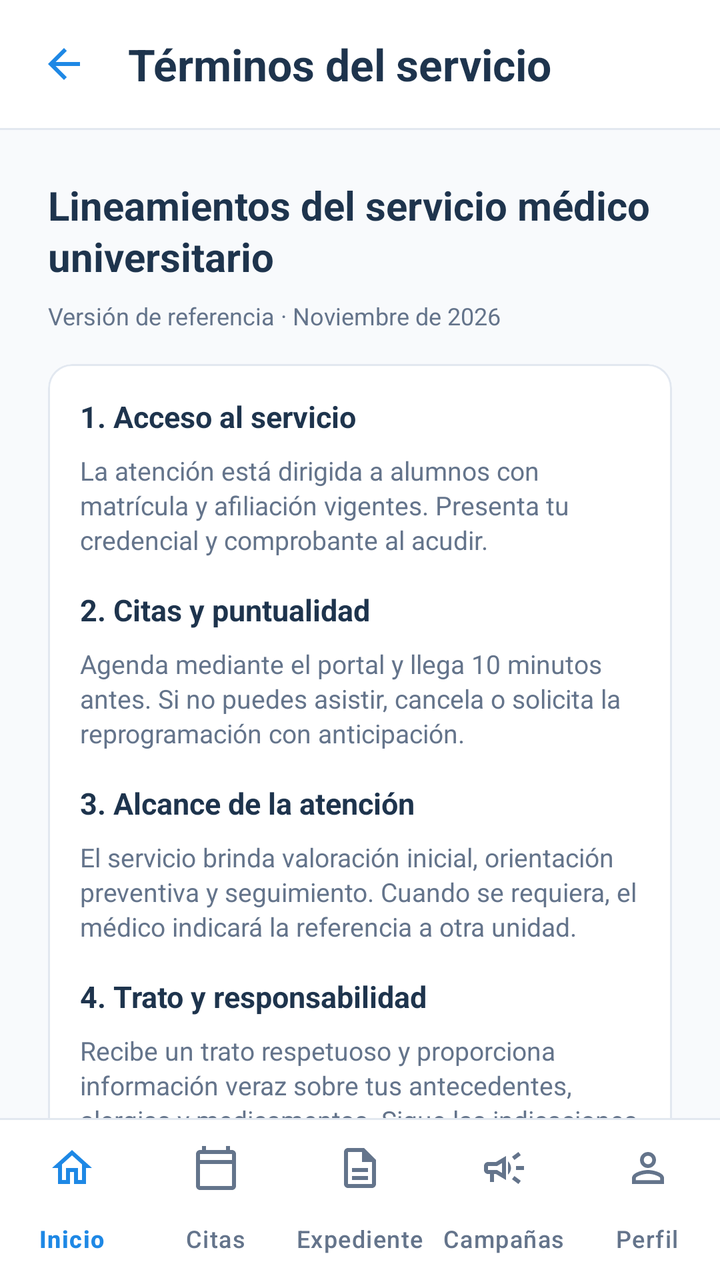
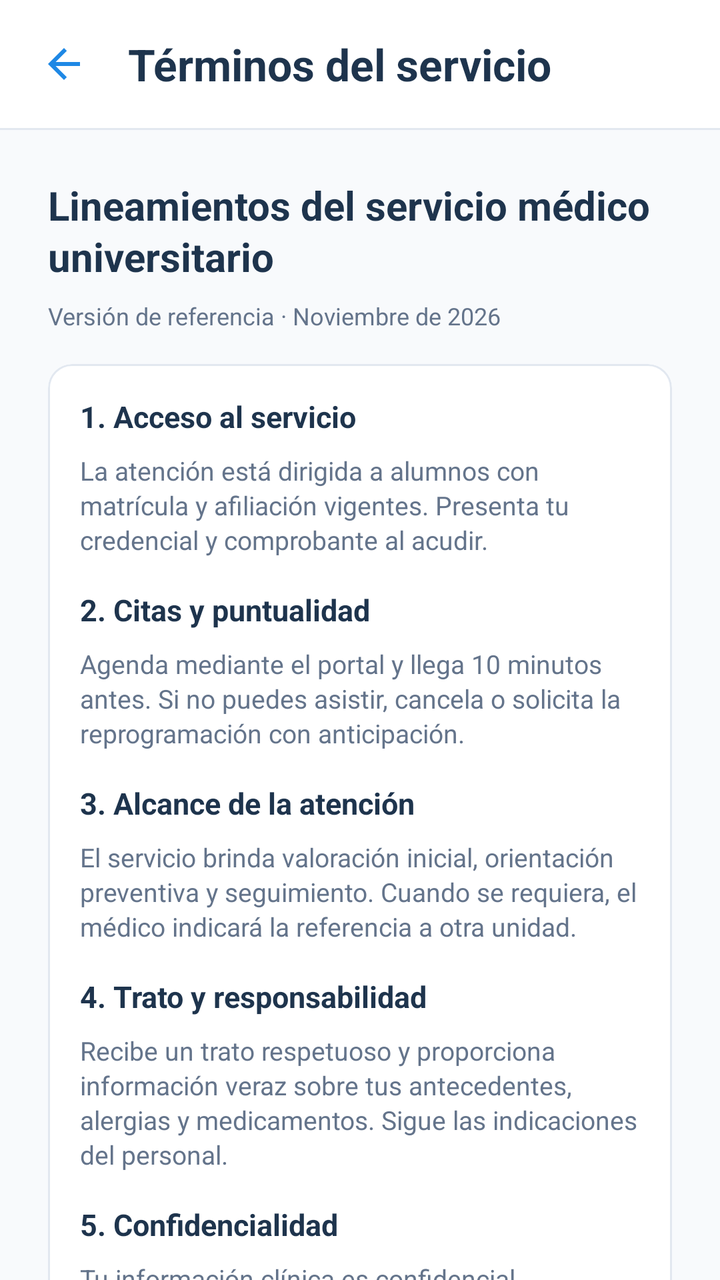

Two renders of the same Android screen: before a commit and after it. Below are the layout's source before the change and the commit's diff.
<!-- AndroidManifest.xml: application theme Theme.Servicios_medicos -->
<!-- res/layout/activity_terminos_c.xml -->
<?xml version="1.0" encoding="utf-8"?>
<androidx.constraintlayout.widget.ConstraintLayout xmlns:android="http://schemas.android.com/apk/res/android"
    xmlns:app="http://schemas.android.com/apk/res-auto"
    xmlns:tools="http://schemas.android.com/tools"
    android:id="@+id/main"
    android:layout_width="match_parent"
    android:layout_height="match_parent"
    android:background="@color/color_fondo_secundario"
    tools:context=".vista.TerminosActivityC">

    
    <androidx.constraintlayout.widget.ConstraintLayout
        android:id="@+id/clEncabezado"
        android:layout_width="0dp"
        android:layout_height="wrap_content"
        android:background="@color/color_fondo"
        android:minHeight="64dp"
        android:paddingStart="8dp"
        android:paddingTop="8dp"
        android:paddingEnd="8dp"
        android:paddingBottom="8dp"
        app:layout_constraintEnd_toEndOf="parent"
        app:layout_constraintStart_toStartOf="parent"
        app:layout_constraintTop_toTopOf="parent">

        <ImageButton
            android:id="@+id/ibRegresar"
            android:layout_width="48dp"
            android:layout_height="48dp"
            android:background="?attr/selectableItemBackgroundBorderless"
            android:contentDescription="@string/comun_cd_regresar"
            android:src="@drawable/ic_flecha_atras"
            app:layout_constraintBottom_toBottomOf="parent"
            app:layout_constraintStart_toStartOf="parent"
            app:layout_constraintTop_toTopOf="parent"
            app:tint="@color/color_enlace" />

        <TextView
            android:id="@+id/tvTitulo"
            android:layout_width="0dp"
            android:layout_height="wrap_content"
            android:layout_marginStart="8dp"
            android:layout_marginEnd="8dp"
            android:ellipsize="end"
            android:maxLines="1"
            android:text="@string/terminos_titulo"
            android:textColor="@color/color_texto_principal"
            android:textSize="22sp"
            android:textStyle="bold"
            app:layout_constraintBottom_toBottomOf="parent"
            app:layout_constraintEnd_toEndOf="parent"
            app:layout_constraintStart_toEndOf="@id/ibRegresar"
            app:layout_constraintTop_toTopOf="parent" />

    </androidx.constraintlayout.widget.ConstraintLayout>

    <View
        android:id="@+id/vDivisorEncabezado"
        android:layout_width="0dp"
        android:layout_height="1dp"
        android:background="@color/color_borde"
        app:layout_constraintEnd_toEndOf="parent"
        app:layout_constraintStart_toStartOf="parent"
        app:layout_constraintTop_toBottomOf="@id/clEncabezado" />

    
    <androidx.core.widget.NestedScrollView
        android:id="@+id/nsvContenido"
        android:layout_width="0dp"
        android:layout_height="0dp"
        android:fillViewport="true"
        android:overScrollMode="never"
        app:layout_constraintBottom_toTopOf="@id/vDivisorNavegacion"
        app:layout_constraintEnd_toEndOf="parent"
        app:layout_constraintStart_toStartOf="parent"
        app:layout_constraintTop_toBottomOf="@id/vDivisorEncabezado">

        <androidx.constraintlayout.widget.ConstraintLayout
            android:id="@+id/clContenido"
            android:layout_width="match_parent"
            android:layout_height="wrap_content"
            android:paddingStart="24dp"
            android:paddingTop="24dp"
            android:paddingEnd="24dp"
            android:paddingBottom="32dp">

            <TextView
                android:id="@+id/tvSubtitulo"
                android:layout_width="0dp"
                android:layout_height="wrap_content"
                android:lineSpacingExtra="2sp"
                android:text="@string/terminos_subtitulo"
                android:textColor="@color/color_texto_principal"
                android:textSize="20sp"
                android:textStyle="bold"
                app:layout_constraintEnd_toEndOf="parent"
                app:layout_constraintStart_toStartOf="parent"
                app:layout_constraintTop_toTopOf="parent" />

            <TextView
                android:id="@+id/tvVersion"
                android:layout_width="0dp"
                android:layout_height="wrap_content"
                android:layout_marginTop="8dp"
                android:lineSpacingExtra="2sp"
                android:text="@string/terminos_version"
                android:textColor="@color/color_texto_secundario"
                android:textSize="12sp"
                app:layout_constraintEnd_toEndOf="parent"
                app:layout_constraintStart_toStartOf="parent"
                app:layout_constraintTop_toBottomOf="@id/tvSubtitulo" />

            
            <com.google.android.material.card.MaterialCardView
                android:id="@+id/cvTerminos"
                style="@style/Widget.Material3.CardView.Outlined"
                android:layout_width="0dp"
                android:layout_height="wrap_content"
                android:layout_marginTop="16dp"
                app:cardBackgroundColor="@color/color_fondo"
                app:cardCornerRadius="12dp"
                app:cardElevation="0dp"
                app:layout_constraintEnd_toEndOf="parent"
                app:layout_constraintStart_toStartOf="parent"
                app:layout_constraintTop_toBottomOf="@id/tvVersion"
                app:strokeColor="@color/color_borde"
                app:strokeWidth="1dp">

                <androidx.constraintlayout.widget.ConstraintLayout
                    android:layout_width="match_parent"
                    android:layout_height="wrap_content"
                    android:padding="16dp">

                    <TextView
                        android:id="@+id/tvTerminoTitulo1"
                        android:layout_width="0dp"
                        android:layout_height="wrap_content"
                        android:lineSpacingExtra="2sp"
                        android:text="@string/terminos_seccion1_titulo"
                        android:textColor="@color/color_texto_principal"
                        android:textSize="15sp"
                        android:textStyle="bold"
                        app:layout_constraintEnd_toEndOf="parent"
                        app:layout_constraintStart_toStartOf="parent"
                        app:layout_constraintTop_toTopOf="parent" />

                    <TextView
                        android:id="@+id/tvTerminoTexto1"
                        android:layout_width="0dp"
                        android:layout_height="wrap_content"
                        android:layout_marginTop="8dp"
                        android:lineSpacingExtra="2sp"
                        android:text="@string/terminos_seccion1_texto"
                        android:textColor="@color/color_texto_secundario"
                        android:textSize="13sp"
                        app:layout_constraintEnd_toEndOf="parent"
                        app:layout_constraintStart_toStartOf="parent"
                        app:layout_constraintTop_toBottomOf="@id/tvTerminoTitulo1" />

                    <TextView
                        android:id="@+id/tvTerminoTitulo2"
                        android:layout_width="0dp"
                        android:layout_height="wrap_content"
                        android:layout_marginTop="16dp"
                        android:lineSpacingExtra="2sp"
                        android:text="@string/terminos_seccion2_titulo"
                        android:textColor="@color/color_texto_principal"
                        android:textSize="15sp"
                        android:textStyle="bold"
                        app:layout_constraintEnd_toEndOf="parent"
                        app:layout_constraintStart_toStartOf="parent"
                        app:layout_constraintTop_toBottomOf="@id/tvTerminoTexto1" />

                    <TextView
                        android:id="@+id/tvTerminoTexto2"
                        android:layout_width="0dp"
                        android:layout_height="wrap_content"
                        android:layout_marginTop="8dp"
                        android:lineSpacingExtra="2sp"
                        android:text="@string/terminos_seccion2_texto"
                        android:textColor="@color/color_texto_secundario"
                        android:textSize="13sp"
                        app:layout_constraintEnd_toEndOf="parent"
                        app:layout_constraintStart_toStartOf="parent"
                        app:layout_constraintTop_toBottomOf="@id/tvTerminoTitulo2" />

                    <TextView
                        android:id="@+id/tvTerminoTitulo3"
                        android:layout_width="0dp"
                        android:layout_height="wrap_content"
                        android:layout_marginTop="16dp"
                        android:lineSpacingExtra="2sp"
                        android:text="@string/terminos_seccion3_titulo"
                        android:textColor="@color/color_texto_principal"
                        android:textSize="15sp"
                        android:textStyle="bold"
                        app:layout_constraintEnd_toEndOf="parent"
                        app:layout_constraintStart_toStartOf="parent"
                        app:layout_constraintTop_toBottomOf="@id/tvTerminoTexto2" />

                    <TextView
                        android:id="@+id/tvTerminoTexto3"
                        android:layout_width="0dp"
                        android:layout_height="wrap_content"
                        android:layout_marginTop="8dp"
                        android:lineSpacingExtra="2sp"
                        android:text="@string/terminos_seccion3_texto"
                        android:textColor="@color/color_texto_secundario"
                        android:textSize="13sp"
                        app:layout_constraintEnd_toEndOf="parent"
                        app:layout_constraintStart_toStartOf="parent"
                        app:layout_constraintTop_toBottomOf="@id/tvTerminoTitulo3" />

                    <TextView
                        android:id="@+id/tvTerminoTitulo4"
                        android:layout_width="0dp"
                        android:layout_height="wrap_content"
                        android:layout_marginTop="16dp"
                        android:lineSpacingExtra="2sp"
                        android:text="@string/terminos_seccion4_titulo"
                        android:textColor="@color/color_texto_principal"
                        android:textSize="15sp"
                        android:textStyle="bold"
                        app:layout_constraintEnd_toEndOf="parent"
                        app:layout_constraintStart_toStartOf="parent"
                        app:layout_constraintTop_toBottomOf="@id/tvTerminoTexto3" />

                    <TextView
                        android:id="@+id/tvTerminoTexto4"
                        android:layout_width="0dp"
                        android:layout_height="wrap_content"
                        android:layout_marginTop="8dp"
                        android:lineSpacingExtra="2sp"
                        android:text="@string/terminos_seccion4_texto"
                        android:textColor="@color/color_texto_secundario"
                        android:textSize="13sp"
                        app:layout_constraintEnd_toEndOf="parent"
                        app:layout_constraintStart_toStartOf="parent"
                        app:layout_constraintTop_toBottomOf="@id/tvTerminoTitulo4" />

                    <TextView
                        android:id="@+id/tvTerminoTitulo5"
                        android:layout_width="0dp"
                        android:layout_height="wrap_content"
                        android:layout_marginTop="16dp"
                        android:lineSpacingExtra="2sp"
                        android:text="@string/terminos_seccion5_titulo"
                        android:textColor="@color/color_texto_principal"
                        android:textSize="15sp"
                        android:textStyle="bold"
                        app:layout_constraintEnd_toEndOf="parent"
                        app:layout_constraintStart_toStartOf="parent"
                        app:layout_constraintTop_toBottomOf="@id/tvTerminoTexto4" />

                    <TextView
                        android:id="@+id/tvTerminoTexto5"
                        android:layout_width="0dp"
                        android:layout_height="wrap_content"
                        android:layout_marginTop="8dp"
                        android:lineSpacingExtra="2sp"
                        android:text="@string/terminos_seccion5_texto"
                        android:textColor="@color/color_texto_secundario"
                        android:textSize="13sp"
                        app:layout_constraintEnd_toEndOf="parent"
                        app:layout_constraintStart_toStartOf="parent"
                        app:layout_constraintTop_toBottomOf="@id/tvTerminoTitulo5" />

                    <TextView
                        android:id="@+id/tvTerminoTitulo6"
                        android:layout_width="0dp"
                        android:layout_height="wrap_content"
                        android:layout_marginTop="16dp"
                        android:lineSpacingExtra="2sp"
                        android:text="@string/terminos_seccion6_titulo"
                        android:textColor="@color/color_texto_principal"
                        android:textSize="15sp"
                        android:textStyle="bold"
                        app:layout_constraintEnd_toEndOf="parent"
                        app:layout_constraintStart_toStartOf="parent"
                        app:layout_constraintTop_toBottomOf="@id/tvTerminoTexto5" />

                    <TextView
                        android:id="@+id/tvTerminoTexto6"
                        android:layout_width="0dp"
                        android:layout_height="wrap_content"
                        android:layout_marginTop="8dp"
                        android:lineSpacingExtra="2sp"
                        android:text="@string/terminos_seccion6_texto"
                        android:textColor="@color/color_texto_secundario"
                        android:textSize="13sp"
                        app:layout_constraintEnd_toEndOf="parent"
                        app:layout_constraintStart_toStartOf="parent"
                        app:layout_constraintTop_toBottomOf="@id/tvTerminoTitulo6" />

                </androidx.constraintlayout.widget.ConstraintLayout>

            </com.google.android.material.card.MaterialCardView>

            <com.google.android.material.button.MaterialButton
                android:id="@+id/btnDescargarPdf"
                style="@style/Widget.MaterialComponents.Button"
                android:layout_width="0dp"
                android:layout_height="56dp"
                android:layout_marginTop="24dp"
                android:insetTop="0dp"
                android:insetBottom="0dp"
                android:text="@string/terminos_btn_descargar_pdf"
                android:textAllCaps="false"
                android:textColor="@color/color_boton_primario_texto"
                android:textSize="16sp"
                android:textStyle="bold"
                app:backgroundTint="@color/color_boton_primario"
                app:cornerRadius="12dp"
                app:elevation="0dp"
                app:layout_constraintEnd_toEndOf="parent"
                app:layout_constraintStart_toStartOf="parent"
                app:layout_constraintTop_toBottomOf="@id/cvTerminos" />

            <TextView
                android:id="@+id/tvNotaTerminos"
                android:layout_width="0dp"
                android:layout_height="wrap_content"
                android:layout_marginTop="16dp"
                android:lineSpacingExtra="2sp"
                android:text="@string/terminos_nota"
                android:textColor="@color/color_texto_secundario"
                android:textSize="12sp"
                app:layout_constraintEnd_toEndOf="parent"
                app:layout_constraintStart_toStartOf="parent"
                app:layout_constraintTop_toBottomOf="@id/btnDescargarPdf" />

        </androidx.constraintlayout.widget.ConstraintLayout>

    </androidx.core.widget.NestedScrollView>

    
    <View
        android:id="@+id/vDivisorNavegacion"
        android:layout_width="0dp"
        android:layout_height="1dp"
        android:background="@color/color_borde"
        app:layout_constraintBottom_toTopOf="@id/bnvNavegacion"
        app:layout_constraintEnd_toEndOf="parent"
        app:layout_constraintStart_toStartOf="parent" />

    <com.google.android.material.bottomnavigation.BottomNavigationView
        android:id="@+id/bnvNavegacion"
        style="@style/Widget.Material3.BottomNavigationView"
        android:layout_width="0dp"
        android:layout_height="wrap_content"
        android:background="@color/color_fondo"
        app:elevation="0dp"
        app:itemActiveIndicatorStyle="@style/SaludCampus.IndicadorNavegacion"
        app:itemIconTint="@color/selector_nav_item"
        app:itemTextAppearanceActive="@style/SaludCampus.TextoNavegacion.Activo"
        app:itemTextAppearanceInactive="@style/SaludCampus.TextoNavegacion"
        app:itemTextColor="@color/selector_nav_item"
        app:labelVisibilityMode="labeled"
        app:layout_constraintBottom_toBottomOf="parent"
        app:layout_constraintEnd_toEndOf="parent"
        app:layout_constraintStart_toStartOf="parent"
        app:menu="@menu/menu_navegacion_alumno" />

</androidx.constraintlayout.widget.ConstraintLayout>
<!-- resources referenced by this layout -->
<resources>
  <color name="color_borde">#FFE2E8F0</color>
  <color name="color_boton_primario">#FF146AC2</color>
  <color name="color_boton_primario_texto">#FFFFFFFF</color>
  <color name="color_enlace">#FF1E88E5</color>
  <color name="color_fondo">#FFFFFFFF</color>
  <color name="color_fondo_secundario">#FFF8FAFC</color>
  <color name="color_texto_principal">#FF1E344D</color>
  <color name="color_texto_secundario">#FF64748B</color>
  <!-- drawable ic_flecha_atras (drawable) -->
  <vector xmlns:android="http://schemas.android.com/apk/res/android"
      android:width="24dp"
      android:height="24dp"
      android:autoMirrored="true"
      android:viewportWidth="24"
      android:viewportHeight="24">
      <path
          android:fillColor="@android:color/white"
          android:pathData="M20,11H7.83l5.59,-5.59L12,4l-8,8 8,8 1.41,-1.41L7.83,13H20v-2z" />
  </vector>
  <string name="comun_cd_regresar">Regresar</string>
  <string name="terminos_btn_descargar_pdf">Descargar términos en PDF</string>
  <string name="terminos_nota">Texto de ejemplo para el mockup; sujeto a revisión institucional.</string>
  <string name="terminos_seccion1_texto">La atención está dirigida a alumnos con matrícula y afiliación vigentes. Presenta tu credencial y comprobante al acudir.</string>
  <string name="terminos_seccion1_titulo">1. Acceso al servicio</string>
  <string name="terminos_seccion2_texto">Agenda mediante el portal y llega 10 minutos antes. Si no puedes asistir, cancela o solicita la reprogramación con anticipación.</string>
  <string name="terminos_seccion2_titulo">2. Citas y puntualidad</string>
  <string name="terminos_seccion3_texto">El servicio brinda valoración inicial, orientación preventiva y seguimiento. Cuando se requiera, el médico indicará la referencia a otra unidad.</string>
  <string name="terminos_seccion3_titulo">3. Alcance de la atención</string>
  <string name="terminos_seccion4_texto">Recibe un trato respetuoso y proporciona información veraz sobre tus antecedentes, alergias y medicamentos. Sigue las indicaciones del personal.</string>
  <string name="terminos_seccion4_titulo">4. Trato y responsabilidad</string>
  <string name="terminos_seccion5_texto">Tu información clínica es confidencial. El acceso y la entrega del expediente requieren identificación y los procedimientos correspondientes.</string>
  <string name="terminos_seccion5_titulo">5. Confidencialidad</string>
  <string name="terminos_seccion6_texto">En una emergencia, solicita apoyo inmediato al personal del campus o llama al 911. No esperes a una cita programada.</string>
  <string name="terminos_seccion6_titulo">6. Situaciones de urgencia</string>
  <string name="terminos_subtitulo">Lineamientos del servicio médico universitario</string>
  <string name="terminos_titulo">Términos del servicio</string>
  <string name="terminos_version">Versión de referencia · Noviembre de 2026</string>
  <style name="SaludCampus.IndicadorNavegacion" parent="Widget.Material3.BottomNavigationView.ActiveIndicator">
          <item name="android:color">@color/color_fondo_azul_claro</item>
          <item name="shapeAppearance">@style/SaludCampus.FormaIndicador</item>
      </style>
  <style name="SaludCampus.TextoNavegacion" parent="TextAppearance.Material3.LabelMedium">
          <item name="android:textSize">12sp</item>
      </style>
  <style name="SaludCampus.TextoNavegacion.Activo">
          <item name="android:textStyle">bold</item>
      </style>
  <style name="Theme.Servicios_medicos" parent="Base.Theme.Servicios_medicos" />
  <color name="color_fondo_azul_claro">#FFE8F1FC</color>
  <style name="SaludCampus.FormaIndicador" parent="">
          <item name="cornerFamily">rounded</item>
          <item name="cornerSize">12dp</item>
      </style>
  <style name="Base.Theme.Servicios_medicos" parent="Theme.Material3.DayNight.NoActionBar">
          
          
      </style>
</resources>

<!-- the commit's change to res/layout/activity_terminos_c.xml (unified diff, before → after) -->
@@ -70,7 +70,7 @@
         android:layout_height="0dp"
         android:fillViewport="true"
         android:overScrollMode="never"
-        app:layout_constraintBottom_toTopOf="@id/vDivisorNavegacion"
+        app:layout_constraintBottom_toBottomOf="parent"
         app:layout_constraintEnd_toEndOf="parent"
         app:layout_constraintStart_toStartOf="parent"
         app:layout_constraintTop_toBottomOf="@id/vDivisorEncabezado">
@@ -298,6 +298,10 @@
 
             <com.google.android.material.button.MaterialButton
                 android:id="@+id/btnDescargarPdf"
+                android:visibility="gone"
+                android:enabled="false"
+                android:clickable="false"
+                android:focusable="false"
                 style="@style/Widget.MaterialComponents.Button"
                 android:layout_width="0dp"
                 android:layout_height="56dp"
@@ -327,7 +331,7 @@
                 android:textSize="12sp"
                 app:layout_constraintEnd_toEndOf="parent"
                 app:layout_constraintStart_toStartOf="parent"
-                app:layout_constraintTop_toBottomOf="@id/btnDescargarPdf" />
+                app:layout_constraintTop_toBottomOf="@id/cvTerminos" />
 
         </androidx.constraintlayout.widget.ConstraintLayout>
 
@@ -336,6 +340,7 @@
     
     <View
         android:id="@+id/vDivisorNavegacion"
+        android:visibility="gone"
         android:layout_width="0dp"
         android:layout_height="1dp"
         android:background="@color/color_borde"
@@ -345,6 +350,7 @@
 
     <com.google.android.material.bottomnavigation.BottomNavigationView
         android:id="@+id/bnvNavegacion"
+        android:visibility="gone"
         style="@style/Widget.Material3.BottomNavigationView"
         android:layout_width="0dp"
         android:layout_height="wrap_content"
